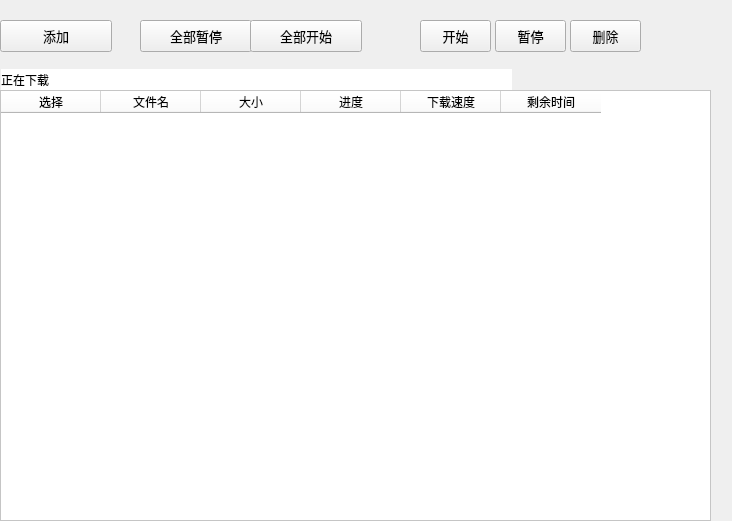
Qt form page_downloading.ui (cloudfirst/bigFileTool) before a commit.
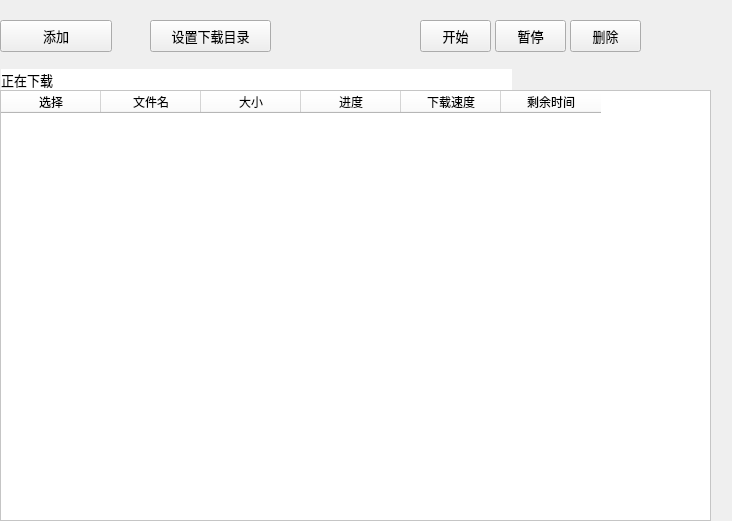
The same form after that commit.

What changed in the file:
```diff
--- a/page_downloading.ui
+++ b/page_downloading.ui
@@ -132,44 +132,6 @@
     </property>
    </column>
   </widget>
-  <widget class="QPushButton" name="bt_pause_all">
-   <property name="geometry">
-    <rect>
-     <x>140</x>
-     <y>20</y>
-     <width>112</width>
-     <height>32</height>
-    </rect>
-   </property>
-   <property name="font">
-    <font>
-     <family>Microsoft YaHei</family>
-     <pointsize>10</pointsize>
-    </font>
-   </property>
-   <property name="text">
-    <string>全部暂停</string>
-   </property>
-  </widget>
-  <widget class="QPushButton" name="bt_start_all">
-   <property name="geometry">
-    <rect>
-     <x>250</x>
-     <y>20</y>
-     <width>112</width>
-     <height>32</height>
-    </rect>
-   </property>
-   <property name="font">
-    <font>
-     <family>Microsoft YaHei</family>
-     <pointsize>10</pointsize>
-    </font>
-   </property>
-   <property name="text">
-    <string>全部开始</string>
-   </property>
-  </widget>
   <widget class="QPushButton" name="bt_delete">
    <property name="geometry">
     <rect>
@@ -198,6 +160,12 @@
      <height>21</height>
     </rect>
    </property>
+   <property name="font">
+    <font>
+     <family>Microsoft YaHei</family>
+     <pointsize>10</pointsize>
+    </font>
+   </property>
    <property name="styleSheet">
     <string notr="true">background-color:white</string>
    </property>
@@ -262,6 +230,25 @@
     <string>暂停</string>
    </property>
   </widget>
+  <widget class="QPushButton" name="bt_set_downloads">
+   <property name="geometry">
+    <rect>
+     <x>150</x>
+     <y>20</y>
+     <width>121</width>
+     <height>32</height>
+    </rect>
+   </property>
+   <property name="font">
+    <font>
+     <family>Microsoft Sans Serif</family>
+     <pointsize>10</pointsize>
+    </font>
+   </property>
+   <property name="text">
+    <string>设置下载目录</string>
+   </property>
+  </widget>
  </widget>
  <resources/>
  <connections/>
```
Left out of the diff: 4 changed lines with no effect on the pictures.
